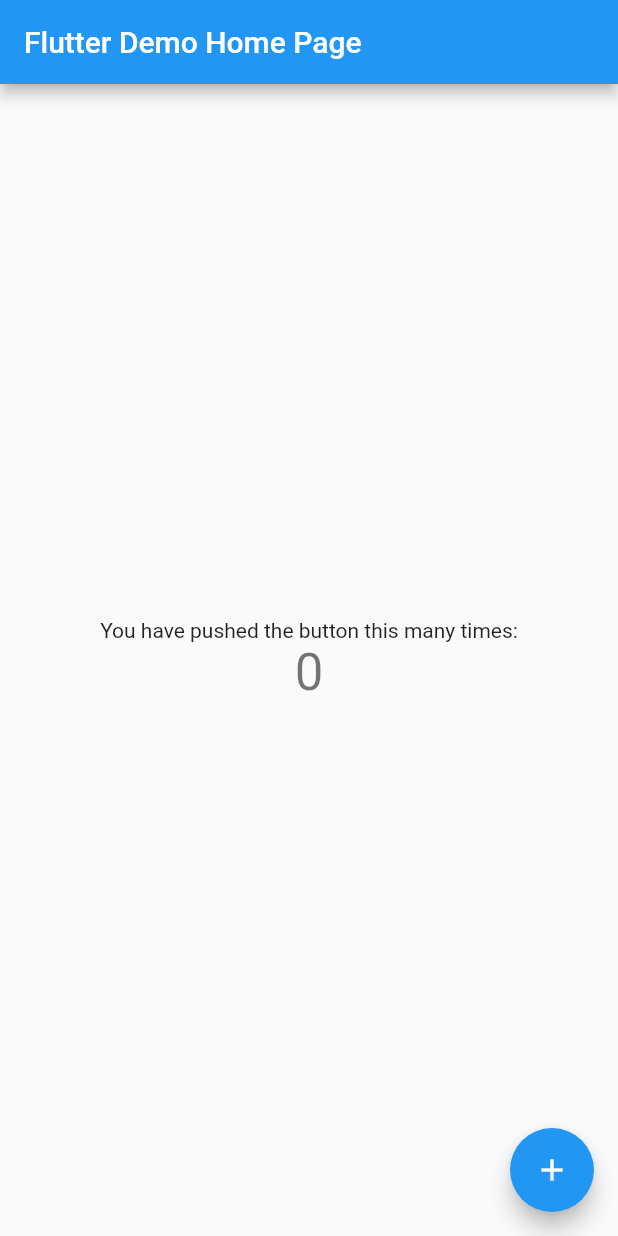
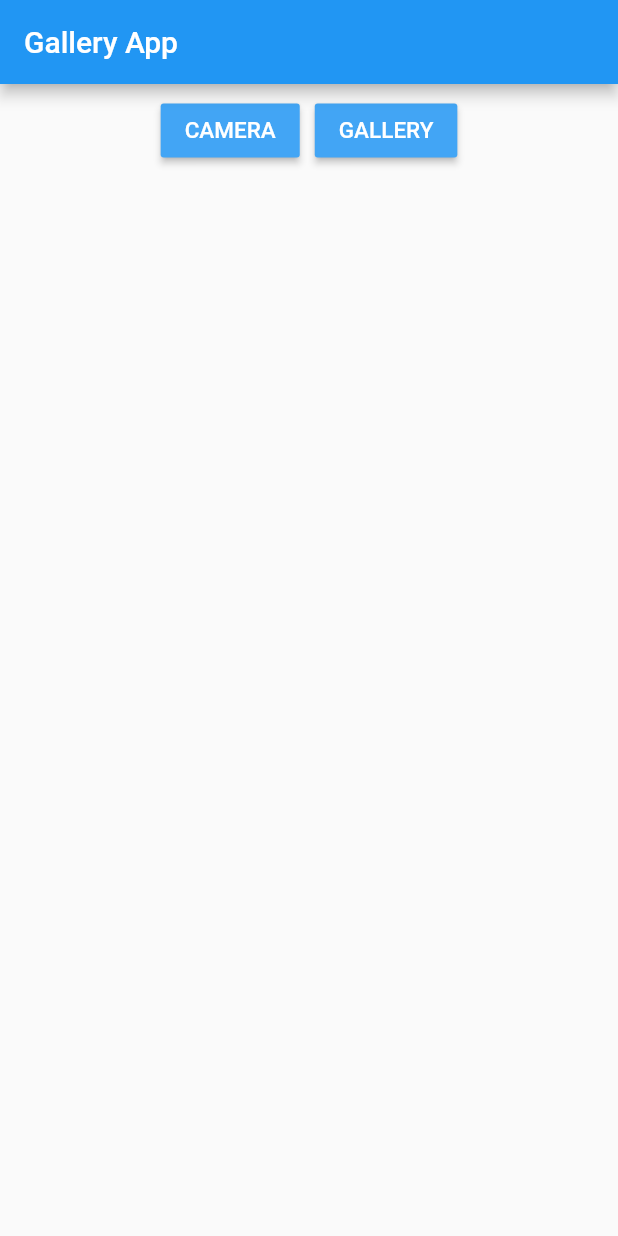
Before and after one commit to mekotlin/GalleryApp, a Flutter app: the screen it shows after launch, on a phone screen of 412 x 824 dp. Run offline on Flutter 3.47's test engine with Material 2 defaults, Android fonts, the phone set to English and light mode, and no system bars; our stand-ins replace image_picker.

Commit message:
final changes

```diff
--- a/lib/main.dart
+++ b/lib/main.dart
@@ -1,111 +1,91 @@
 import 'package:flutter/material.dart';
+import 'dart:io';
+import 'package:image_picker/image_picker.dart';
 
-void main() => runApp(MyApp());
+void main() => runApp(MyGallery());
 
-class MyApp extends StatelessWidget {
-  // This widget is the root of your application.
+class MyGallery extends StatefulWidget {
   @override
-  Widget build(BuildContext context) {
-    return MaterialApp(
-      title: 'Flutter Demo',
-      theme: ThemeData(
-        // This is the theme of your application.
-        //
-        // Try running your application with "flutter run". You'll see the
-        // application has a blue toolbar. Then, without quitting the app, try
-        // changing the primarySwatch below to Colors.green and then invoke
-        // "hot reload" (press "r" in the console where you ran "flutter run",
-        // or simply save your changes to "hot reload" in a Flutter IDE).
-        // Notice that the counter didn't reset back to zero; the application
-        // is not restarted.
-        primarySwatch: Colors.blue,
-      ),
-      home: MyHomePage(title: 'Flutter Demo Home Page'),
-    );
-  }
+  _MyGalleryState createState() => _MyGalleryState();
 }
 
-class MyHomePage extends StatefulWidget {
-  MyHomePage({Key key, this.title}) : super(key: key);
+class _MyGalleryState extends State<MyGallery> {
+  File _image;
 
-  // This widget is the home page of your application. It is stateful, meaning
-  // that it has a State object (defined below) that contains fields that affect
-  // how it looks.
+  Future _captureImage() async {
+    File _caturedImage;
+    _caturedImage = await ImagePicker.pickImage(source: ImageSource.camera);
+    setState(() {
+      _image = _caturedImage;
+    });
+  }
 
-  // This class is the configuration for the state. It holds the values (in this
-  // case the title) provided by the parent (in this case the App widget) and
-  // used by the build method of the State. Fields in a Widget subclass are
-  // always marked "final".
+  Future _loadFromGallery() async {
+    File _galleryImage;
+    _galleryImage = await ImagePicker.pickImage(source: ImageSource.gallery);
 
-  final String title;
-
-  @override
-  _MyHomePageState createState() => _MyHomePageState();
-}
-
-class _MyHomePageState extends State<MyHomePage> {
-  int _counter = 0;
-
-  void _incrementCounter() {
     setState(() {
-      // This call to setState tells the Flutter framework that something has
-      // changed in this State, which causes it to rerun the build method below
-      // so that the display can reflect the updated values. If we changed
-      // _counter without calling setState(), then the build method would not be
-      // called again, and so nothing would appear to happen.
-      _counter++;
+      _image = _galleryImage;
     });
   }
 
   @override
   Widget build(BuildContext context) {
-    // This method is rerun every time setState is called, for instance as done
-    // by the _incrementCounter method above.
-    //
-    // The Flutter framework has been optimized to make rerunning build methods
-    // fast, so that you can just rebuild anything that needs updating rather
-    // than having to individually change instances of widgets.
-    return Scaffold(
-      appBar: AppBar(
-        // Here we take the value from the MyHomePage object that was created by
-        // the App.build method, and use it to set our appbar title.
-        title: Text(widget.title),
-      ),
-      body: Center(
-        // Center is a layout widget. It takes a single child and positions it
-        // in the middle of the parent.
-        child: Column(
-          // Column is also layout widget. It takes a list of children and
-          // arranges them vertically. By default, it sizes itself to fit its
-          // children horizontally, and tries to be as tall as its parent.
-          //
-          // Invoke "debug painting" (press "p" in the console, choose the
-          // "Toggle Debug Paint" action from the Flutter Inspector in Android
-          // Studio, or the "Toggle Debug Paint" command in Visual Studio Code)
-          // to see the wireframe for each widget.
-          //
-          // Column has various properties to control how it sizes itself and
-          // how it positions its children. Here we use mainAxisAlignment to
-          // center the children vertically; the main axis here is the vertical
-          // axis because Columns are vertical (the cross axis would be
-          // horizontal).
+    return MaterialApp(
+      debugShowCheckedModeBanner: false,
+      home: Scaffold(
+        appBar: AppBar(
+          title: Text("Gallery App"),
+        ),
+        body: Row(
+          crossAxisAlignment: CrossAxisAlignment.center,
           mainAxisAlignment: MainAxisAlignment.center,
           children: <Widget>[
-            Text(
-              'You have pushed the button this many times:',
-            ),
-            Text(
-              '$_counter',
-              style: Theme.of(context).textTheme.display1,
+            Padding(
+              padding: EdgeInsets.all(2),
+              child: Column(
+                children: <Widget>[
+                  Row(
+                    children: <Widget>[
+                      Padding(
+                        padding: EdgeInsets.all(5),
+                        child: RaisedButton(
+                          onPressed: () => _captureImage(),
+                          color: Colors.blue[400],
+                          child: Text(
+                            "CAMERA",
+                            style:
+                                TextStyle(color: Colors.white, fontSize: 15.0),
+                          ),
+                        ),
+                      ),
+                      Padding(
+                        padding: EdgeInsets.all(5),
+                        child: RaisedButton(
+                          onPressed: () => _loadFromGallery(),
+                          color: Colors.blue[400],
+                          child: Text(
+                            "GALLERY",
+                            style:
+                                TextStyle(color: Colors.white, fontSize: 15.0),
+                          ),
+                        ),
+                      ),
+                    ],
+                  ),
+                  _image == null
+                      ? Container()
+                      : Image.file(
+                          _image,
+                          height: 400,
+                          width: 300,
+                        )
+                ],
+              ),
             ),
           ],
         ),
       ),
-      floatingActionButton: FloatingActionButton(
-        onPressed: _incrementCounter,
-        tooltip: 'Increment',
-        child: Icon(Icons.add),
-      ), // This trailing comma makes auto-formatting nicer for build methods.
     );
   }
 }
--- a/pubspec.yaml
+++ b/pubspec.yaml
@@ -19,6 +19,7 @@ environment:
 dependencies:
   flutter:
     sdk: flutter
+  image_picker:
 
   # The following adds the Cupertino Icons font to your application.
   # Use with the CupertinoIcons class for iOS style icons.
```
Also changed, not shown: pubspec.lock, 8 other files.
